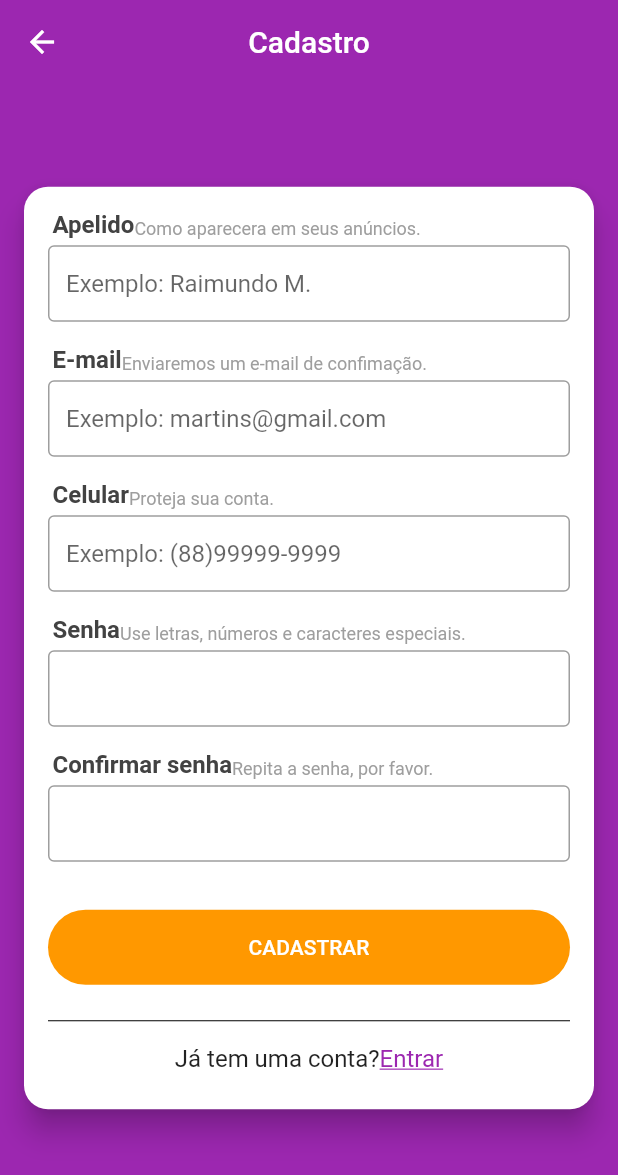
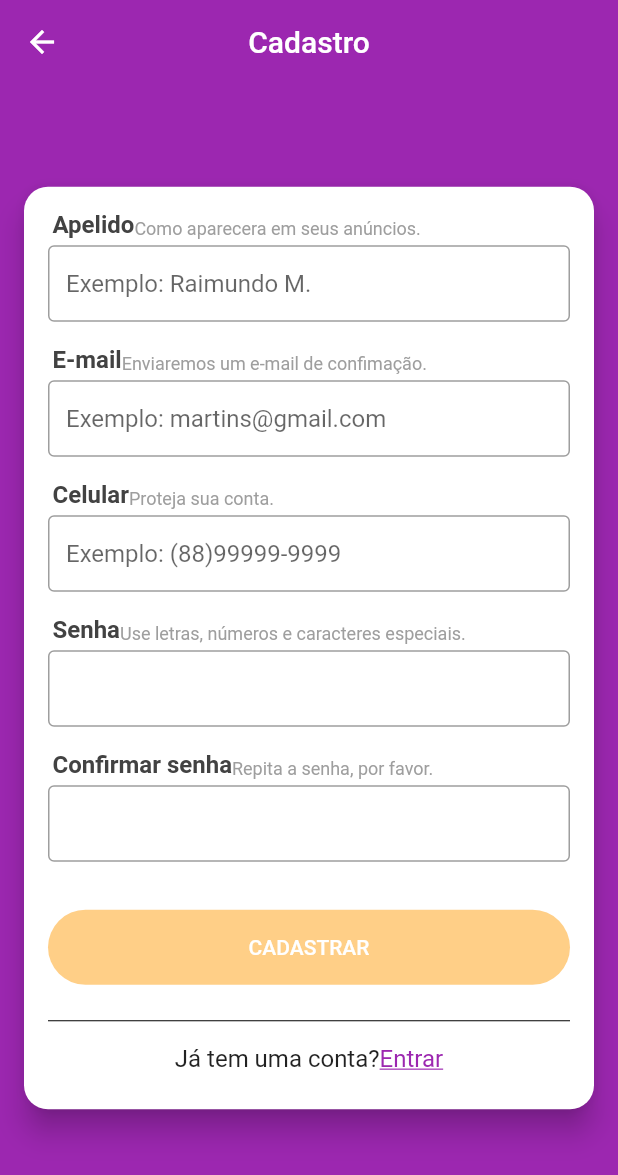
Before and after one commit to Raimundo-Martins/App_XLO, a Flutter app: the SignUpScreen screen opened directly, on a phone screen of 412 x 824 dp. Shown: the top 1175 px of the screen. Run offline on Flutter 3.47's test engine with Material 2 defaults, Android fonts, the phone set to English and light mode, and no system bars; our stand-ins replace brasil_fields, flutter_mobx, get_it, mobx, parse_server_sdk; generated files the repository leaves out were written again.

Commit message:
Cadastrando usuário do Back4App

```diff
--- /dev/null
+++ b/lib/repositories/table_keys.dart
@@ -0,0 +1,5 @@
+const KeyUserId = 'userId';
+const KeyUserName = 'name';
+const KeyUserEmail = 'email';
+const KeyUserPhone = 'phone';
+const KeyUserType = 'type';
--- a/lib/screens/signup/sign_up_screen.dart
+++ b/lib/screens/signup/sign_up_screen.dart
@@ -37,6 +37,7 @@ class SignUpScreen extends StatelessWidget {
                     ),
                     Observer(builder: (_) {
                       return TextField(
+                        enabled: !signUpStore.loading,
                         decoration: InputDecoration(
                             border: OutlineInputBorder(),
                             hintText: 'Exemplo: Raimundo M.',
@@ -52,6 +53,7 @@ class SignUpScreen extends StatelessWidget {
                     ),
                     Observer(builder: (_) {
                       return TextField(
+                        enabled: !signUpStore.loading,
                         decoration: InputDecoration(
                             border: OutlineInputBorder(),
                             hintText: 'Exemplo: martins@gmail.com',
@@ -69,6 +71,7 @@ class SignUpScreen extends StatelessWidget {
                     ),
                     Observer(builder: (_) {
                       return TextField(
+                        enabled: !signUpStore.loading,
                         decoration: InputDecoration(
                             border: OutlineInputBorder(),
                             hintText: 'Exemplo: (88)99999-9999',
@@ -90,6 +93,7 @@ class SignUpScreen extends StatelessWidget {
                     ),
                     Observer(builder: (_) {
                       return TextField(
+                        enabled: !signUpStore.loading,
                         decoration: InputDecoration(
                             border: OutlineInputBorder(),
                             isDense: true,
@@ -105,6 +109,7 @@ class SignUpScreen extends StatelessWidget {
                     ),
                     Observer(builder: (_) {
                       return TextField(
+                        enabled: !signUpStore.loading,
                         decoration: InputDecoration(
                             border: OutlineInputBorder(),
                             isDense: true,
@@ -114,20 +119,29 @@ class SignUpScreen extends StatelessWidget {
                       );
                     }),
                     SizedBox(height: 16),
-                    Container(
+                    Observer(builder: (_) {
+                      return Container(
                         height: 50,
                         margin: EdgeInsets.symmetric(vertical: 16),
                         child: RaisedButton(
                           color: Colors.orange,
-                        child: Text('CADASTRAR'),
+                          disabledColor: Colors.orange.withAlpha(120),
+                          child: signUpStore.loading
+                              ? CircularProgressIndicator(
+                                  valueColor: AlwaysStoppedAnimation(
+                                    Colors.white,
+                                  ),
+                                )
+                              : Text('CADASTRAR'),
                           textColor: Colors.white,
                           elevation: 0,
                           shape: RoundedRectangleBorder(
                             borderRadius: BorderRadius.circular(25),
                           ),
-                        onPressed: () {},
+                          onPressed: signUpStore.signUpPressed,
                         ),
-                    ),
+                      );
+                    }),
                     Divider(color: Colors.black),
                     Padding(
                       padding: EdgeInsets.symmetric(vertical: 8),
```
Also changed, not shown: lib/models/user.dart (added, +16 -0 lines), lib/repositories/user_repository.dart (added, +15 -0 lines), lib/stores/signup/sign_up_store.dart (+22 -0 lines). Lines whose indentation alone changed are shown as unchanged.
